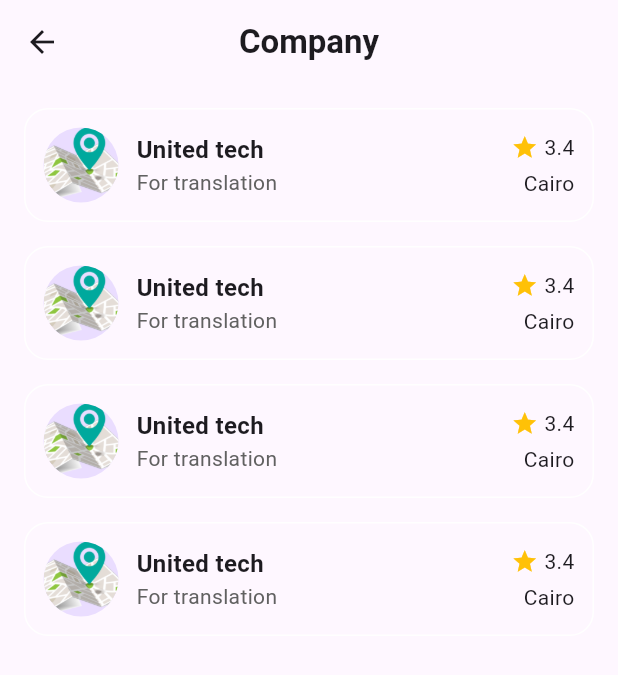
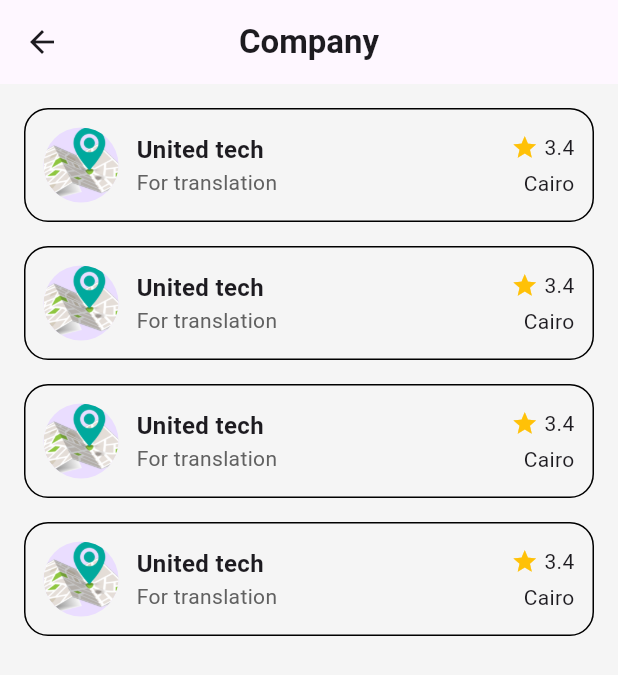
Before and after one commit to Yousef01222/final_project, a Flutter app: the screen it shows after launch, on a phone screen of 412 x 824 dp. Shown: the top 675 px of the screen. Run offline on Flutter 3.47's test engine with Material 3 defaults, Android fonts, the light colour scheme and no system bars.

Commit message:
تعديل جديد

```diff
--- a/final_progicet/lib/view/company.dart
+++ b/final_progicet/lib/view/company.dart
@@ -1,3 +1,4 @@
+import 'package:final_progicet/widget/company_card.dart';
 import 'package:flutter/material.dart';
 
 class CompanyScreen extends StatelessWidget {
@@ -6,6 +7,7 @@ class CompanyScreen extends StatelessWidget {
   @override
   Widget build(BuildContext context) {
     return Scaffold(
+      backgroundColor: Colors.grey[100],
       appBar: AppBar(
         leading: BackButton(),
         title: Text('Company', style: TextStyle(fontWeight: FontWeight.bold)),
@@ -15,61 +17,7 @@ class CompanyScreen extends StatelessWidget {
         padding: EdgeInsets.all(16),
         itemCount: 4,
         itemBuilder: (context, index) {
-          return Container(
-            margin: EdgeInsets.only(bottom: 16),
-            padding: EdgeInsets.all(12),
-
-            decoration: BoxDecoration(
-              // color: Colors.white,
-              borderRadius: BorderRadius.circular(16),
-              border: Border.all(color: Colors.white, width: 1),
-            ),
-
-            child: Row(
-              children: [
-                // صورة الشركة
-                CircleAvatar(
-                  radius: 25,
-                  backgroundImage: AssetImage('assets/images/loacation.png'),
-                ),
-                SizedBox(width: 12),
-                // نصوص الشركة
-                Expanded(
-                  child: Column(
-                    crossAxisAlignment: CrossAxisAlignment.start,
-                    children: [
-                      Text(
-                        'United tech',
-                        style: TextStyle(
-                          fontWeight: FontWeight.bold,
-                          fontSize: 16,
-                        ),
-                      ),
-                      Text(
-                        'For translation',
-                        style: TextStyle(color: Colors.grey[700]),
-                      ),
-                    ],
-                  ),
-                ),
-                // التقييم والمكان
-                Column(
-                  crossAxisAlignment: CrossAxisAlignment.end,
-                  children: [
-                    Row(
-                      children: [
-                        Icon(Icons.star, color: Colors.amber, size: 18),
-                        SizedBox(width: 4),
-                        Text('3.4'),
-                      ],
-                    ),
-                    SizedBox(height: 4),
-                    Text('Cairo'),
-                  ],
-                ),
-              ],
-            ),
-          );
+          return const CompanyCard();
         },
       ),
     );
--- /dev/null
+++ b/final_progicet/lib/widget/company_card.dart
@@ -0,0 +1,61 @@
+import 'package:flutter/material.dart';
+
+class CompanyCard extends StatelessWidget {
+  const CompanyCard({super.key});
+
+  @override
+  Widget build(BuildContext context) {
+    return Container(
+      margin: EdgeInsets.only(bottom: 16),
+      padding: EdgeInsets.all(12),
+      decoration: BoxDecoration(
+        // color: Colors.white,
+        borderRadius: BorderRadius.circular(16),
+        border: Border.all(
+          // color: Colors.grey.shade300,
+          width: 1,
+        ),
+      ),
+      child: Row(
+        children: [
+          CircleAvatar(
+            radius: 25,
+            backgroundImage: AssetImage('assets/images/loacation.png'),
+          ),
+          SizedBox(width: 12),
+
+          Expanded(
+            child: Column(
+              crossAxisAlignment: CrossAxisAlignment.start,
+              children: [
+                Text(
+                  'United tech',
+                  style: TextStyle(fontWeight: FontWeight.bold, fontSize: 16),
+                ),
+                Text(
+                  'For translation',
+                  style: TextStyle(color: Colors.grey[700]),
+                ),
+              ],
+            ),
+          ),
+
+          Column(
+            crossAxisAlignment: CrossAxisAlignment.end,
+            children: [
+              Row(
+                children: [
+                  Icon(Icons.star, color: Colors.amber, size: 18),
+                  SizedBox(width: 4),
+                  Text('3.4'),
+                ],
+              ),
+              SizedBox(height: 4),
+              Text('Cairo'),
+            ],
+          ),
+        ],
+      ),
+    );
+  }
+}
```
